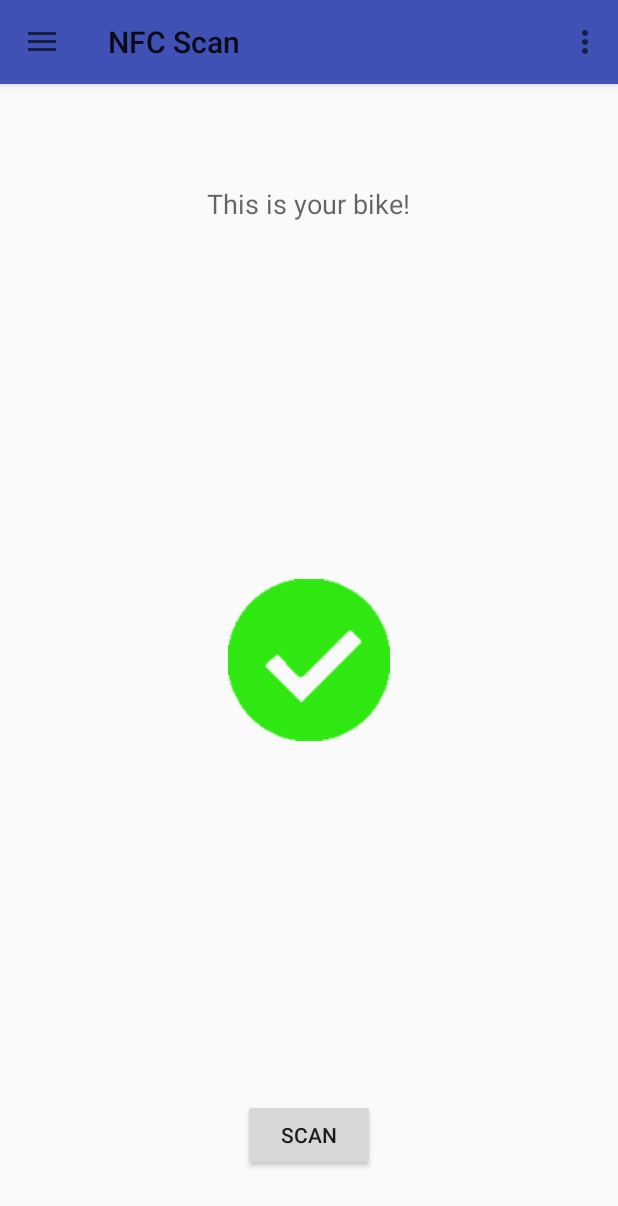
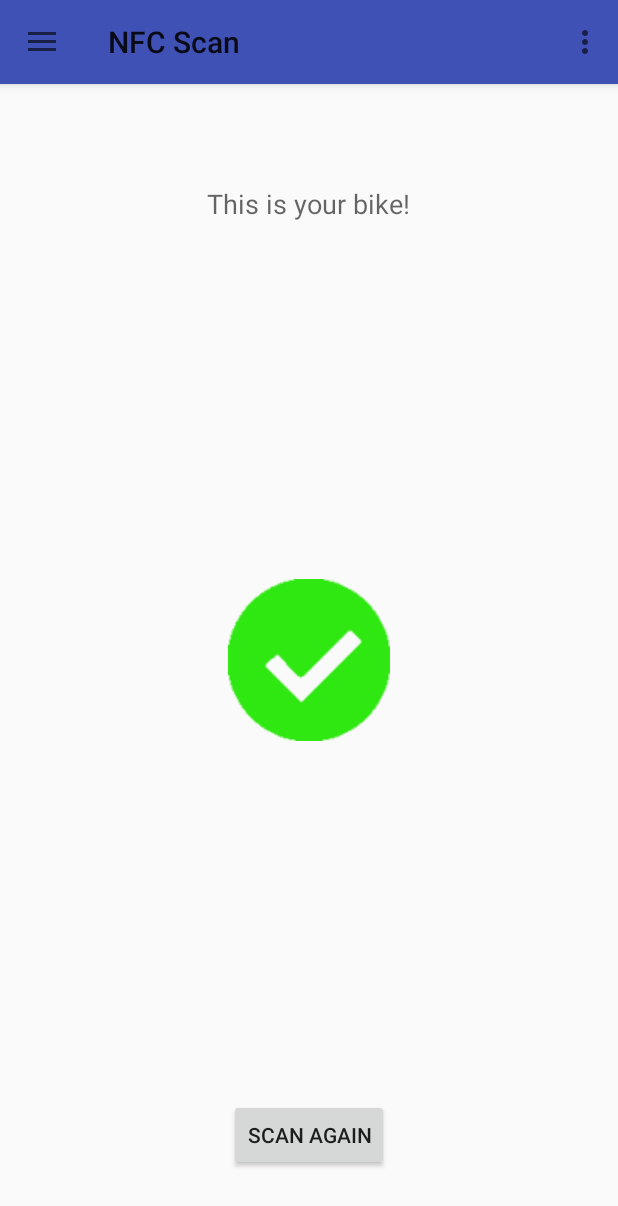
Before and after one commit to axelfriberg/BikeBuddy, an Android app: the fragment NFCFragment placed in its activity, after a tap on "SCAN", on a phone screen of 412 x 824 dp. Shown: the top 1206 px of the screen. Run offline under Robolectric (Android 15) with nearby library versions, the phone set to English and light mode, and no system bars.

Commit message:
small fix

```diff
--- a/app/src/main/java/com/axelfriberg/bikebuddy/NFCFragment.java
+++ b/app/src/main/java/com/axelfriberg/bikebuddy/NFCFragment.java
@@ -45,6 +45,7 @@ public class NFCFragment extends Fragment implements View.OnClickListener{
     @Override
     public void onClick(View v) {
         if (isYourBike) {
+            button.setText("Scan again");
             text.setText("This is your bike!");
             image.setImageResource(R.drawable.check);
             isYourBike = false;
```
